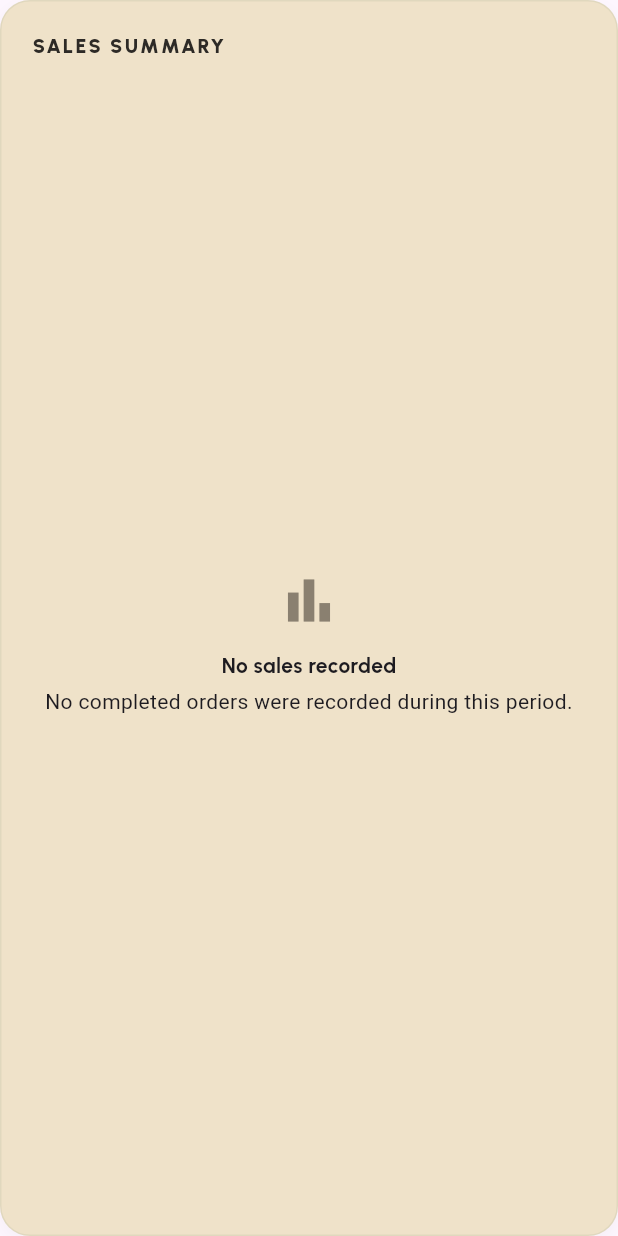
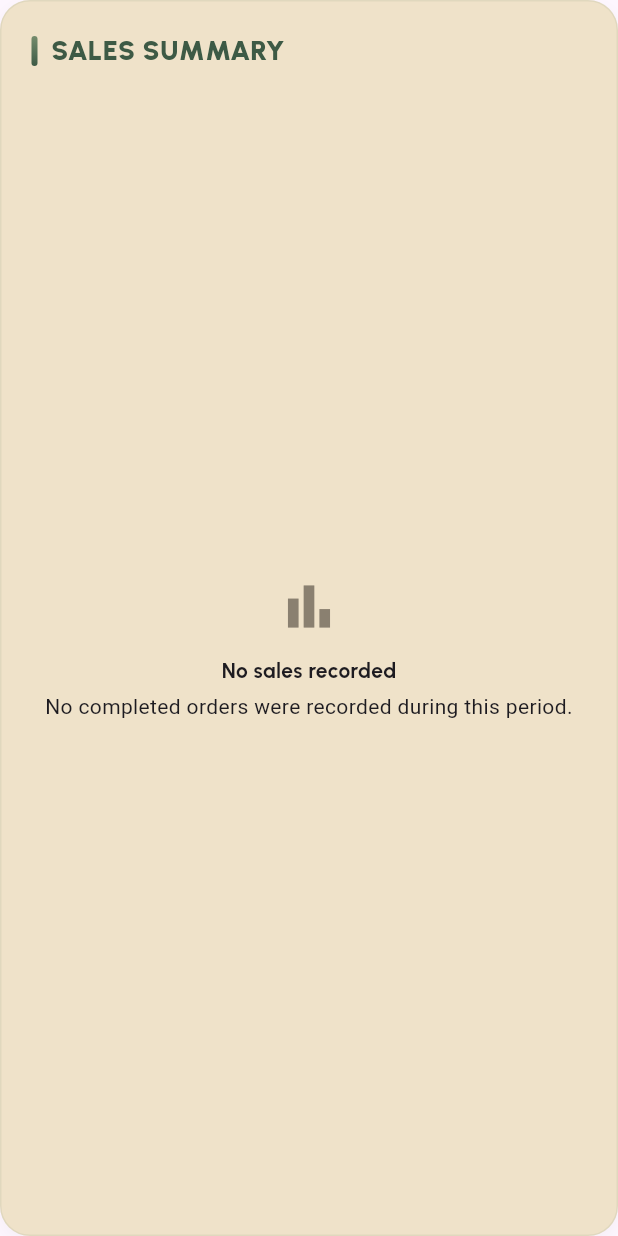
Before and after one commit to hiimkhel/L-L_Cafe_Integrated_Business_Management_System-LCIBMS-, a Flutter app: the BaseCard widget shown alone on an empty page, opened directly, on a phone screen of 412 x 824 dp. Run offline on Flutter 3.47's test engine with Material 3 defaults, Android fonts, the phone set to English and light mode, and no system bars; our stand-ins replace file_picker, firebase_auth, firebase_core, flutter_dotenv, google_sign_in, image_picker and 3 more; missing offline and left inert: flutter_facebook_auth; accounts and stored records are empty; network calls fail.

Commit message:
Improve UI of cards header

```diff
--- a/frontend/lib/features/reports/presentation/admin/sales_report_screen.dart
+++ b/frontend/lib/features/reports/presentation/admin/sales_report_screen.dart
@@ -7,13 +7,11 @@ import 'package:frontend/core/services/admin/sales_reports_services.dart';
 import 'package:frontend/core/services/admin/pdf_admin_export.dart';
 import 'package:frontend/features/customers/presentation/admin/customers_screen.dart';
 import '../widget/sales_summary_card.dart';
-import '../widget/base_card.dart';
 import '../widget/top_picks_card.dart';
 import '../widget/top_customer_card.dart';
 
 const Color _primary = Color(0xFF3D5A45);
 const Color _accent  = Color(0xFF758C6D);
-const Color _gold    = Color(0xFFA98258);
 const Color _dark    = Color(0xFF2D2A26);
 const Color _muted   = Color(0xFF8A8070);
 
--- a/frontend/lib/features/reports/presentation/widget/base_card.dart
+++ b/frontend/lib/features/reports/presentation/widget/base_card.dart
@@ -4,6 +4,8 @@ import 'package:frontend/config/theme/app_colors.dart';
 const Color _cardBg  = AppColors.background;
 const Color _accent  = Color(0xFF758C6D);
 const Color _dark    = Color(0xFF2D2A26);
+const Color _green1 = Color(0xFF3D5A45);
+const Color _green2 = Color(0xFF758C6D);
 
 // ─────────────────────────────────────────────────────────────────────────────
 // BASE CARD
@@ -34,13 +36,24 @@ class BaseCard extends StatelessWidget {
         crossAxisAlignment: CrossAxisAlignment.start,
         children: [
           Row(children: [
+            Container(
+              width: 4, height: 20,
+              decoration: BoxDecoration(
+                gradient: const LinearGradient(
+                    begin: Alignment.topCenter,
+                    end: Alignment.bottomCenter,
+                    colors: [_green2, _green1]),
+                borderRadius: BorderRadius.circular(3),
+              ),
+            ),
+            const SizedBox(width: 9),
             Text(title,
                 style: const TextStyle(
                     fontFamily: 'Urbanist',
+                    fontSize: 18,
                     fontWeight: FontWeight.w900,
-                    fontSize: 13,
-                    letterSpacing: 1.5,
-                    color: _dark)),
+                    letterSpacing: 0.3,
+                    color: _green1)),
             const Spacer(),
             if (trailing != null) trailing!,
           ]),
```
Also changed, not shown: frontend/lib/features/reports/presentation/widget/business_performance_card.dart (+23 -8 lines), frontend/lib/features/reports/presentation/widget/card_header.dart (added, +36 -0 lines), frontend/lib/features/reports/presentation/widget/top_customer_card.dart (+22 -2 lines).
